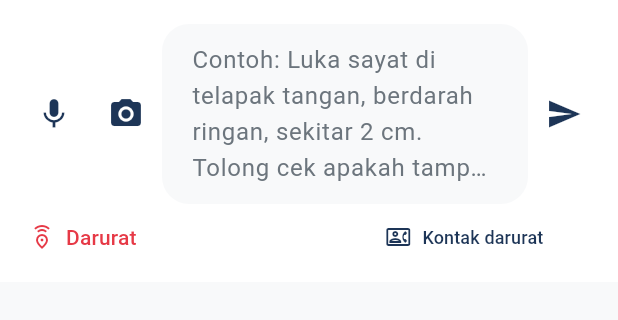
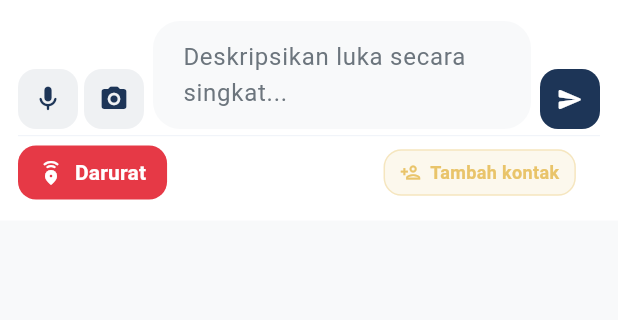
Before and after one commit to gintoki05/sigap-public, a Flutter app: the _BottomInputBar widget shown alone on an empty page, opened directly with empty values, on a phone screen of 412 x 824 dp, the part 297-617 px from its top. Run offline on Flutter 3.47's test engine with Material 3 defaults, Android fonts, the phone set to English and light mode, and no system bars; our stand-ins replace connectivity_plus, file_picker, flutter_tts, geolocator, image_picker, permission_handler and 2 more; missing offline and left inert: flutter_gemma, record; accounts and stored records are empty.

Commit message:
feat: implement AssistantScreen UI with model management and chat functionality

```diff
--- a/lib/screens/assistant_screen.dart
+++ b/lib/screens/assistant_screen.dart
@@ -2393,30 +2393,62 @@ class _BottomInputBar extends StatelessWidget {
                 width: double.infinity,
                 margin: const EdgeInsets.only(bottom: 8),
                 padding: const EdgeInsets.symmetric(
-                  horizontal: 12,
-                  vertical: 10,
+                  horizontal: 14,
+                  vertical: 12,
                 ),
                 decoration: BoxDecoration(
-                  color: AppColors.red.withValues(alpha: 0.08),
-                  borderRadius: BorderRadius.circular(14),
+                  color: AppColors.red.withValues(alpha: 0.07),
+                  borderRadius: BorderRadius.circular(16),
                   border: Border.all(
-                    color: AppColors.red.withValues(alpha: 0.18),
+                    color: AppColors.red.withValues(alpha: 0.25),
                   ),
                 ),
                 child: Row(
                   children: [
-                    const Icon(Icons.mic, size: 18, color: AppColors.red),
-                    const SizedBox(width: 8),
+                    const Icon(Icons.mic, size: 22, color: AppColors.red),
+                    const SizedBox(width: 10),
                     Expanded(
-                      child: Text(
-                        'Merekam suara ${_formatDuration(voiceRecordingDuration)}. Tekan mikrofon lagi untuk kirim.',
-                        maxLines: 1,
-                        overflow: TextOverflow.ellipsis,
-                        style: const TextStyle(
-                          fontSize: 12,
-                          color: AppColors.textDark,
-                          fontWeight: FontWeight.w700,
+                      child: Column(
+                        crossAxisAlignment: CrossAxisAlignment.start,
+                        mainAxisSize: MainAxisSize.min,
+                        children: [
+                          const Text(
+                            'Merekam suara...',
+                            style: TextStyle(
+                              fontSize: 13,
+                              color: AppColors.red,
+                              fontWeight: FontWeight.w700,
+                            ),
+                          ),
+                          Text(
+                            _formatDuration(voiceRecordingDuration),
+                            style: const TextStyle(
+                              fontSize: 12,
+                              color: AppColors.textGrey,
+                            ),
+                          ),
+                        ],
+                      ),
+                    ),
+                    FilledButton.icon(
+                      onPressed: () async => onVoice(),
+                      style: FilledButton.styleFrom(
+                        backgroundColor: AppColors.red,
+                        foregroundColor: Colors.white,
+                        padding: const EdgeInsets.symmetric(
+                          horizontal: 14,
+                          vertical: 10,
                         ),
+                        minimumSize: Size.zero,
+                        tapTargetSize: MaterialTapTargetSize.shrinkWrap,
+                        shape: RoundedRectangleBorder(
+                          borderRadius: BorderRadius.circular(12),
+                        ),
+                      ),
+                      icon: const Icon(Icons.send_rounded, size: 16),
+                      label: const Text(
+                        'Kirim',
+                        style: TextStyle(fontWeight: FontWeight.w700),
                       ),
                     ),
                   ],
@@ -2494,23 +2526,28 @@ class _BottomInputBar extends StatelessWidget {
                   ],
                 ),
               ),
-            const SizedBox(height: 8),
+            const SizedBox(height: 6),
             Row(
+              crossAxisAlignment: CrossAxisAlignment.end,
               children: [
-                IconButton(
-                  onPressed: () async => onVoice(),
-                  icon: Icon(
-                    isRecordingVoice ? Icons.stop_circle : Icons.mic,
-                    color: isRecordingVoice ? AppColors.red : AppColors.navy,
-                  ),
-                  tooltip: isRecordingVoice
-                      ? 'Stop dan kirim rekaman'
-                      : 'Rekam suara',
-                ),
-                IconButton(
-                  onPressed: () async => onPhoto(),
-                  icon: const Icon(Icons.camera_alt, color: AppColors.navy),
-                ),
+                if (!isRecordingVoice)
+                  _InputActionIcon(
+                    onPressed: () async => onVoice(),
+                    icon: Icons.mic_rounded,
+                    tooltip: 'Rekam suara',
+                    color: AppColors.navy,
+                  ),
+                if (!isRecordingVoice)
+                  const SizedBox(width: 4),
+                if (!isRecordingVoice)
+                  _InputActionIcon(
+                    onPressed: () async => onPhoto(),
+                    icon: Icons.camera_alt_rounded,
+                    tooltip: 'Ambil foto',
+                    color: AppColors.navy,
+                  ),
+                if (!isRecordingVoice)
+                  const SizedBox(width: 6),
                 Expanded(
                   child: TextField(
                     controller: controller,
@@ -2518,9 +2555,12 @@ class _BottomInputBar extends StatelessWidget {
                     textCapitalization: TextCapitalization.sentences,
                     minLines: 1,
                     maxLines: 4,
+                    enabled: !isRecordingVoice,
                     decoration: InputDecoration(
-                      hintText: pendingPhoto != null
-                          ? 'Contoh: Luka sayat di telapak tangan, berdarah ringan, sekitar 2 cm. Tolong cek apakah tampak perlu tindakan cepat.'
+                      hintText: isRecordingVoice
+                          ? 'Sedang merekam suara...'
+                          : pendingPhoto != null
+                          ? 'Deskripsikan luka secara singkat...'
                           : 'Ketik kondisi...',
                       hintStyle: const TextStyle(color: AppColors.textGrey),
                       filled: true,
@@ -2536,48 +2576,36 @@ class _BottomInputBar extends StatelessWidget {
                     ),
                   ),
                 ),
-                IconButton(
-                  onPressed: () async {
-                    if (isGenerating) {
-                      await onStopGenerating();
-                      return;
-                    }
-                    await onSend();
-                  },
-                  tooltip: isGenerating
-                      ? (isStoppingGeneration
-                            ? 'Sedang menghentikan'
-                            : 'Stop generate')
-                      : 'Kirim pesan',
-                  icon: isStoppingGeneration
-                      ? const SizedBox(
-                          width: 20,
-                          height: 20,
-                          child: CircularProgressIndicator(
-                            strokeWidth: 2,
-                            color: AppColors.red,
-                          ),
-                        )
-                      : Icon(
-                          isGenerating ? Icons.stop_circle : Icons.send,
-                          color: isGenerating ? AppColors.red : AppColors.navy,
-                        ),
+                const SizedBox(width: 6),
+                _SendOrStopButton(
+                  isGenerating: isGenerating,
+                  isStoppingGeneration: isStoppingGeneration,
+                  onSend: onSend,
+                  onStop: onStopGenerating,
                 ),
               ],
             ),
+            const SizedBox(height: 4),
+            const Divider(height: 1, thickness: 0.5, color: Color(0xFFE8EDF5)),
             const SizedBox(height: 6),
             Row(
               children: [
-                TextButton.icon(
+                FilledButton.icon(
                   onPressed: isBusy ? null : () async => onEmergency(),
-                  style: TextButton.styleFrom(
-                    foregroundColor: AppColors.red,
+                  style: FilledButton.styleFrom(
+                    backgroundColor: AppColors.red,
+                    foregroundColor: Colors.white,
+                    disabledBackgroundColor: AppColors.red.withValues(alpha: 0.45),
+                    disabledForegroundColor: Colors.white.withValues(alpha: 0.8),
                     padding: const EdgeInsets.symmetric(
-                      horizontal: 8,
-                      vertical: 6,
+                      horizontal: 14,
+                      vertical: 8,
                     ),
                     minimumSize: Size.zero,
                     tapTargetSize: MaterialTapTargetSize.shrinkWrap,
+                    shape: RoundedRectangleBorder(
+                      borderRadius: BorderRadius.circular(12),
+                    ),
                   ),
                   icon: isBusy
                       ? const SizedBox(
@@ -2585,33 +2613,66 @@ class _BottomInputBar extends StatelessWidget {
                           height: 14,
                           child: CircularProgressIndicator(
                             strokeWidth: 2,
-                            color: AppColors.red,
+                            color: Colors.white,
                           ),
                         )
-                      : const Icon(Icons.emergency_share_outlined, size: 16),
-                  label: Text(isBusy ? 'Menyiapkan...' : 'Darurat'),
+                      : const Icon(Icons.emergency_share_rounded, size: 16),
+                  label: Text(
+                    isBusy ? 'Menyiapkan...' : 'Darurat',
+                    style: const TextStyle(fontWeight: FontWeight.w700),
+                  ),
                 ),
                 const Spacer(),
                 Flexible(
-                  child: TextButton.icon(
-                    onPressed: onEditEmergencyContact,
-                    style: TextButton.styleFrom(
-                      foregroundColor: AppColors.navy,
+                  child: GestureDetector(
+                    onTap: onEditEmergencyContact,
+                    child: Container(
                       padding: const EdgeInsets.symmetric(
-                        horizontal: 8,
+                        horizontal: 10,
                         vertical: 6,
                       ),
-                      minimumSize: Size.zero,
-                      tapTargetSize: MaterialTapTargetSize.shrinkWrap,
-                    ),
-                    icon: const Icon(Icons.contact_phone_outlined, size: 16),
-                    label: Text(
-                      hasEmergencyContact
-                          ? emergencyContactName!
-                          : 'Kontak darurat',
-                      maxLines: 1,
-                      overflow: TextOverflow.ellipsis,
-                      style: const TextStyle(fontSize: 12),
+                      decoration: BoxDecoration(
+                        color: hasEmergencyContact
+                            ? AppColors.navy.withValues(alpha: 0.06)
+                            : AppColors.urgencyYellow.withValues(alpha: 0.12),
+                        borderRadius: BorderRadius.circular(12),
+                        border: Border.all(
+                          color: hasEmergencyContact
+                              ? AppColors.navy.withValues(alpha: 0.12)
+                              : AppColors.urgencyYellow.withValues(alpha: 0.35),
+                        ),
+                      ),
+                      child: Row(
+                        mainAxisSize: MainAxisSize.min,
+                        children: [
+                          Icon(
+                            hasEmergencyContact
+                                ? Icons.contact_phone_outlined
+                                : Icons.person_add_outlined,
+                            size: 14,
+                            color: hasEmergencyContact
+                                ? AppColors.navy
+                                : AppColors.urgencyYellow,
+                          ),
+                          const SizedBox(width: 6),
+                          Flexible(
+                            child: Text(
+                              hasEmergencyContact
+                                  ? emergencyContactName!
+                                  : 'Tambah kontak',
+                              maxLines: 1,
+                              overflow: TextOverflow.ellipsis,
+                              style: TextStyle(
+                                fontSize: 12,
+                                fontWeight: FontWeight.w600,
+                                color: hasEmergencyContact
+                                    ? AppColors.navy
+                                    : AppColors.urgencyYellow,
+                              ),
+                            ),
+                          ),
+                        ],
+                      ),
                     ),
                   ),
                 ),
@@ -2629,3 +2690,92 @@ class _BottomInputBar extends StatelessWidget {
     return '$minutes:$seconds';
   }
 }
+
+class _InputActionIcon extends StatelessWidget {
+  final Future<void> Function() onPressed;
+  final IconData icon;
+  final String tooltip;
+  final Color color;
+
+  const _InputActionIcon({
+    required this.onPressed,
+    required this.icon,
+    required this.tooltip,
+    required this.color,
+  });
+
+  @override
+  Widget build(BuildContext context) {
+    return Tooltip(
+      message: tooltip,
+      child: InkWell(
+        onTap: () async => onPressed(),
+        borderRadius: BorderRadius.circular(12),
+        child: Container(
+          width: 40,
+          height: 40,
+          decoration: BoxDecoration(
+            color: color.withValues(alpha: 0.07),
+            borderRadius: BorderRadius.circular(12),
+          ),
+          child: Icon(icon, size: 20, color: color),
+        ),
+      ),
+    );
+  }
+}
+
+class _SendOrStopButton extends StatelessWidget {
+  final bool isGenerating;
+  final bool isStoppingGeneration;
+  final Future<void> Function() onSend;
+  final Future<void> Function() onStop;
+
+  const _SendOrStopButton({
+    required this.isGenerating,
+    required this.isStoppingGeneration,
+    required this.onSend,
+    required this.onStop,
+  });
+
+  @override
+  Widget build(BuildContext context) {
+    if (isStoppingGeneration) {
+      return Container(
+        width: 40,
+        height: 40,
+        decoration: BoxDecoration(
+          color: AppColors.red.withValues(alpha: 0.08),
+          borderRadius: BorderRadius.circular(12),
+        ),
+        child: const Center(
+          child: SizedBox(
+            width: 18,
+            height: 18,
+            child: CircularProgressIndicator(strokeWidth: 2, color: AppColors.red),
+          ),
+        ),
+      );
+    }
+
+    return InkWell(
+      onTap: () async => isGenerating ? onStop() : onSend(),
+      borderRadius: BorderRadius.circular(12),
+      child: Container(
+        width: 40,
+        height: 40,
+        decoration: BoxDecoration(
+          color: isGenerating
+              ? AppColors.red.withValues(alpha: 0.1)
+              : AppColors.navy,
+          borderRadius: BorderRadius.circular(12),
+        ),
+        child: Icon(
+          isGenerating ? Icons.stop_rounded : Icons.send_rounded,
+          size: 18,
+          color: isGenerating ? AppColors.red : Colors.white,
+        ),
+      ),
+    );
+  }
+}
```
